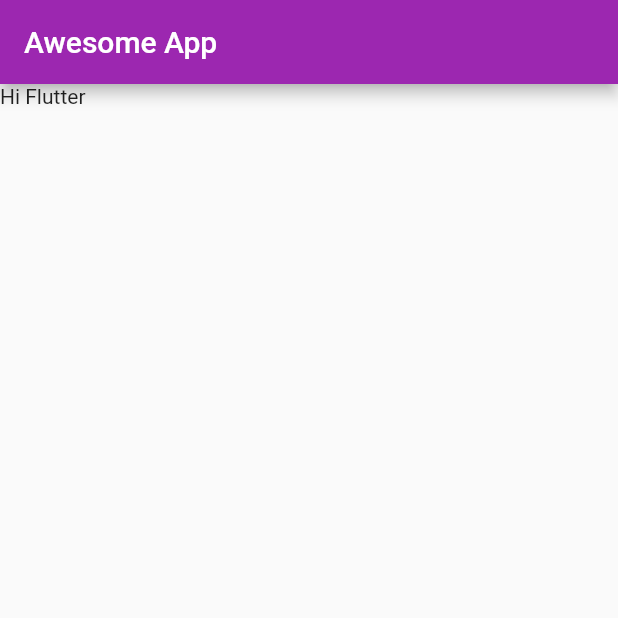
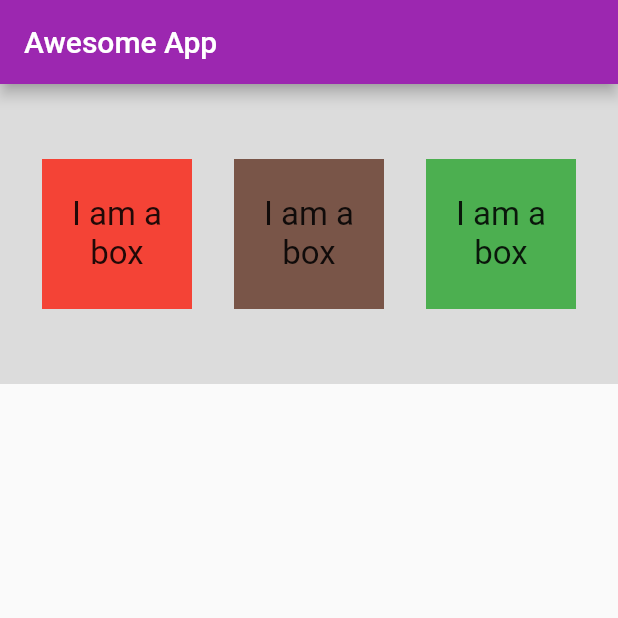
Before and after one commit to Calebfalz/Flutter-Second-Tutorial, a Flutter app: the screen it shows after launch, on a phone screen of 412 x 824 dp, the top half of it. Run offline on Flutter 3.47's test engine with Material 2 defaults, Android fonts, the phone set to English and light mode, and no system bars.

Commit message:
Row and Column

```diff
--- a/second_tutorial/lib/main.dart
+++ b/second_tutorial/lib/main.dart
@@ -20,7 +20,52 @@
         title: Text("Awesome App"),
       ),
       body: Container(
-        child: Text('Hi Flutter'),
+        color: Colors.black12,
+        height: 200,
+        child: Row(
+          mainAxisAlignment: MainAxisAlignment.spaceEvenly,
+          children: [
+            Container(
+              width: 100,
+              height: 100,
+              color: Colors.red,
+              child: Text(
+                "I am a box",
+                textAlign: TextAlign.center,
+                style: TextStyle(
+                  fontSize: 22,
+                ),
+              ),
+              alignment: Alignment.center,
+            ),
+            Container(
+              width: 100,
+              height: 100,
+              color: Colors.brown,
+              child: Text(
+                "I am a box",
+                textAlign: TextAlign.center,
+                style: TextStyle(
+                  fontSize: 22,
+                ),
+              ),
+              alignment: Alignment.center,
+            ),
+            Container(
+              width: 100,
+              height: 100,
+              color: Colors.green,
+              child: Text(
+                "I am a box",
+                textAlign: TextAlign.center,
+                style: TextStyle(
+                  fontSize: 22,
+                ),
+              ),
+              alignment: Alignment.center,
+            )
+          ],
+        ),
       ),
     );
   }
```
